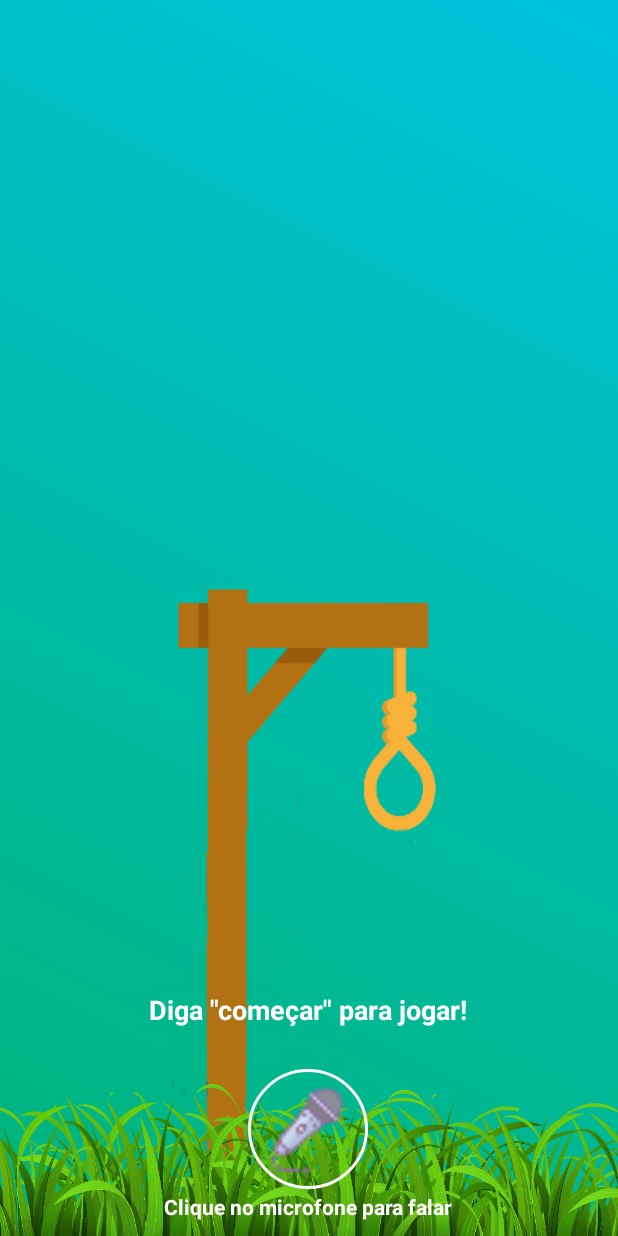
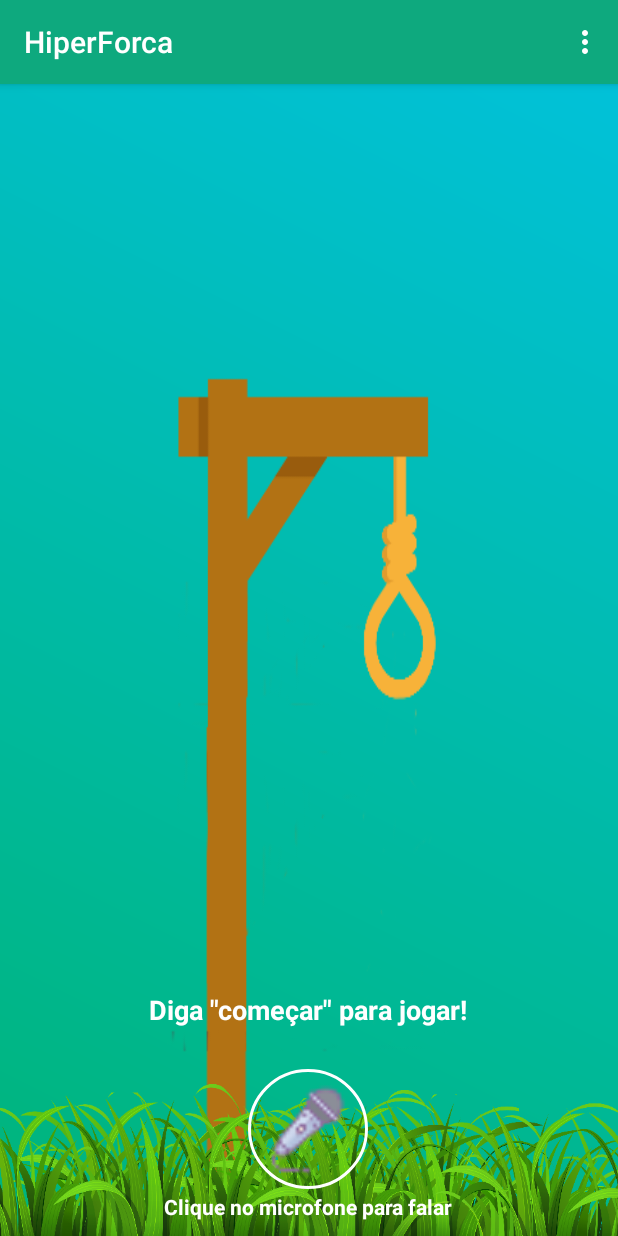
Before and after one commit to erickkenji/HiperForca, an Android app: the screen it shows after launch (MainActivity), on a phone screen of 412 x 824 dp. Run offline under Robolectric (Android 15) with nearby library versions, the phone set to English and light mode, and no system bars; our stand-ins replace CircleImageView.

Commit message:
Add menu

```diff
--- a/app/src/main/java/com/example/neo/hiperforca/MainActivity.kt
+++ b/app/src/main/java/com/example/neo/hiperforca/MainActivity.kt
@@ -11,15 +11,13 @@ import android.content.pm.PackageManager
 import android.support.design.widget.Snackbar
 import android.support.v4.app.ActivityCompat
 import android.support.v4.content.ContextCompat
+import android.support.v7.app.AppCompatActivity
 import android.view.View
 import android.widget.ImageView
 import android.widget.RelativeLayout
-import android.content.DialogInterface
-import android.R.string.cancel
+import android.widget.Toolbar
 
-
-
-class MainActivity : Activity(), GallowsRecognizer.Listener, GallowsController.Listener {
+class MainActivity : AppCompatActivity(), GallowsRecognizer.Listener, GallowsController.Listener {
     // https://stackoverflow.com/questions/26781436/modify-speech-recognition-without-popup
     private var gallowsWord: TextView? = null
     private var speechStatus: TextView? = null
@@ -52,6 +50,7 @@ class MainActivity : Activity(), GallowsRecognizer.Listener, GallowsController.L
 
         // hide the action bar
         // actionBar?.hide()
+        setSupportActionBar(activity_main_toolbar)
         speechButton?.setOnClickListener { gallowsRecognizer?.listen() }
     }
 
--- a/app/src/main/res/layout/activity_main.xml
+++ b/app/src/main/res/layout/activity_main.xml
@@ -7,16 +7,22 @@
     android:background="@drawable/bg_gradient"
     android:orientation="vertical">
 
-    <RelativeLayout
+    <android.support.v7.widget.Toolbar
+        android:id="@+id/activity_main_toolbar"
         android:layout_width="match_parent"
-        android:layout_height="match_parent"
-        android:layout_marginTop="8dp">
+        android:layout_height="?attr/actionBarSize"
+        android:background="?attr/colorPrimary"
+        android:elevation="4dp"
+        android:theme="@style/ToolbarTheme"
+        app:popupTheme="@style/ThemeOverlay.AppCompat.Light"/>
 
     <TextView
         android:id="@+id/activity_main_gallows_timer"
+        android:layout_below="@id/activity_main_toolbar"
         android:layout_width="wrap_content"
         android:layout_height="wrap_content"
         android:layout_alignParentEnd="true"
+        android:layout_marginTop="8dp"
         android:layout_marginEnd="16dp"
         android:textAlignment="center"
         android:textColor="@color/white"
@@ -29,7 +35,8 @@
         android:layout_height="wrap_content"
         android:textColor="@color/white"
         android:layout_centerHorizontal="true"
-            android:layout_marginTop="26dp"
+        android:layout_marginTop="4dp"
+        android:layout_below="@id/activity_main_gallows_timer"
         android:textSize="35sp"
         android:textAlignment="center"
         android:textStyle="bold" />
@@ -41,17 +48,17 @@
         android:textColor="@color/white"
         android:layout_centerHorizontal="true"
         android:textSize="20sp"
-            android:layout_marginTop="90dp"
+        android:layout_below="@id/activity_main_gallows_word"
+        android:layout_marginTop="6dp"
         android:textAlignment="center"
         android:textStyle="normal" />
-
-    </RelativeLayout>
 
     <ImageView
         android:id="@+id/activity_main_gallows_image"
         android:layout_width="256dp"
         android:layout_height="500dp"
-        android:layout_marginTop="50dp"
+        android:layout_marginTop="-20dp"
+        android:layout_below="@id/activity_main_gallows_wrong_letters"
         android:layout_alignParentBottom="true"
         android:layout_centerHorizontal="true"
         android:scaleType="fitXY"
@@ -108,7 +115,6 @@
         <TextView
             android:layout_width="wrap_content"
             android:layout_height="wrap_content"
-            android:layout_alignParentBottom="true"
             android:text="@string/tap_on_mic"
             android:textColor="@color/white"
             android:textSize="14sp"
--- a/app/src/main/res/values/colors.xml
+++ b/app/src/main/res/values/colors.xml
@@ -1,12 +1,13 @@
 <?xml version="1.0" encoding="utf-8"?>
 <resources>
-    <color name="colorPrimary">#0ea97e</color>
-    <color name="colorPrimaryDark">#0d8960</color>
-    <color name="colorAccent">#52dbdf</color>
+    <color name="color_primary">#0ea97e</color>
+    <color name="color_primary_dark">#0d8960</color>
+    <color name="color_accent">#52dbdf</color>
     <color name="color_alert">#ffea00</color>
     <color name="color_alert_2">#ffb300</color>
     <color name="color_danger">#d50000</color>
     <color name="white">#ffffff</color>
+    <color name="black">#000000</color>
     <color name="purple">#ffc2ff</color>
     <color name="bg_gradient_start">#00b479</color>
     <color name="bg_gradient_end">#01c2de</color>
--- a/app/src/main/res/values/styles.xml
+++ b/app/src/main/res/values/styles.xml
@@ -1,11 +1,35 @@
 <resources>
 
     <!-- Base application theme. -->
-    <style name="AppTheme" parent="Theme.AppCompat.Light.DarkActionBar">
+    <style name="AppTheme" parent="Theme.AppCompat.Light.NoActionBar">
         <!-- Customize your theme here. -->
-        <item name="colorPrimary">@color/colorPrimary</item>
-        <item name="colorPrimaryDark">@color/colorPrimaryDark</item>
-        <item name="colorAccent">@color/colorAccent</item>
+        <item name="colorPrimary">@color/color_primary</item>
+        <item name="colorPrimaryDark">@color/color_primary_dark</item>
+        <item name="colorAccent">@color/color_accent</item>
+        <item name="windowActionBar">false</item>
+        <item name="windowNoTitle">true</item>
+    </style>
+
+    <style name="ToolbarTheme" parent="@style/ThemeOverlay.AppCompat.ActionBar">
+        <!-- This would set the toolbar's background color -->
+        <!-- android:textColorPrimary is the color of the title text in the Toolbar  -->
+        <item name="android:textColorPrimary">@color/white</item>
+        <item name="android:popupTheme">@style/ThemeOverlay.AppCompat.Light</item>
+        <!-- android:actionMenuTextColor is the color of the text of action (menu) items  -->
+        <!-- Enable these below if you want clicking icons to trigger a ripple effect -->
+        <item name="selectableItemBackground">?android:selectableItemBackground</item>
+        <item name="selectableItemBackgroundBorderless">?android:selectableItemBackground</item>
+    </style>
+
+    <!-- This configures the styles for the title within the Toolbar  -->
+    <style name="Toolbar.TitleText" parent="TextAppearance.Widget.AppCompat.Toolbar.Title">
+        <item name="android:textSize">21sp</item>
+        <item name="android:textStyle">italic</item>
+    </style>
+
+    <style name="ToolbarPopup" parent="ThemeOverlay.AppCompat.Light">
+        <item name="android:background">@color/white</item>
+        <item name="android:textColor">@color/black</item>
     </style>
 
 </resources>
```
Lines whose indentation alone changed are shown as unchanged.
